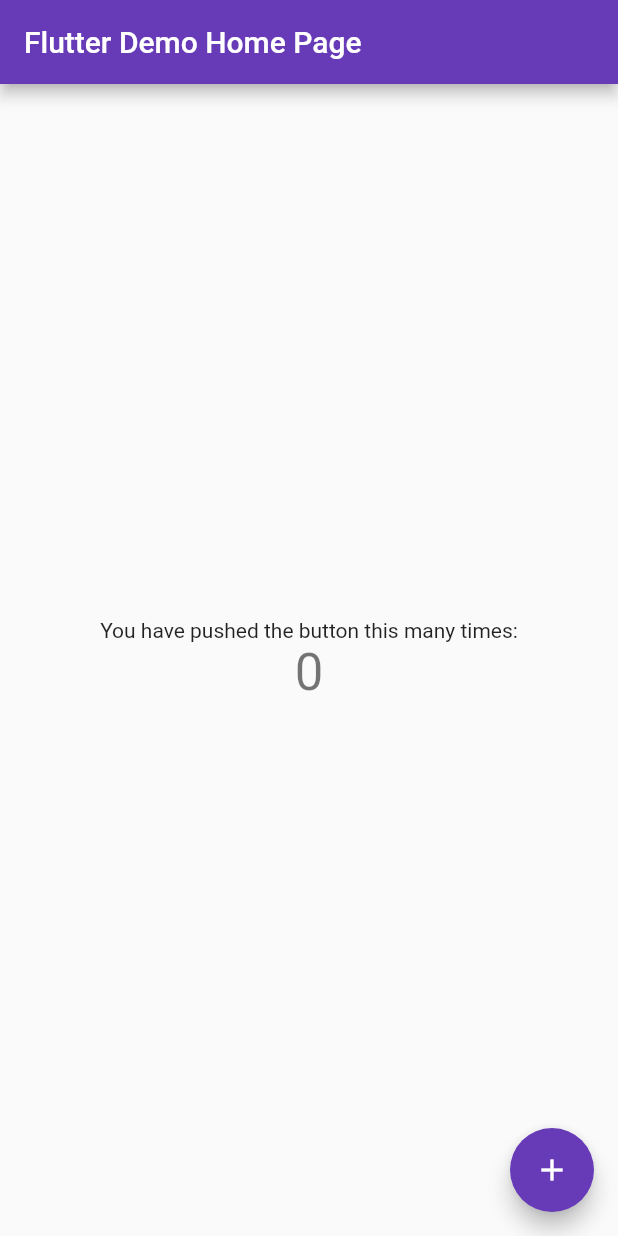
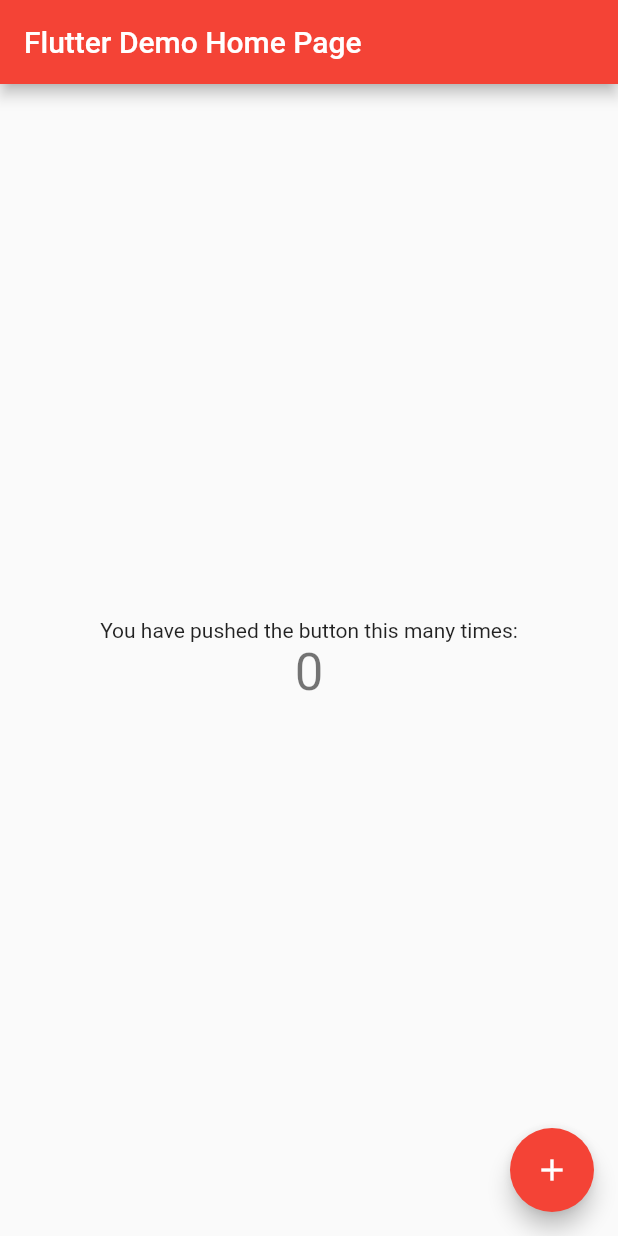
Before and after one commit to wovilon/HelloFlutter, a Flutter app: the screen it shows after launch, on a phone screen of 412 x 824 dp. Run offline on Flutter 3.47's test engine with Material 2 defaults, Android fonts, the phone set to English and light mode, and no system bars.

Commit message:
red color

```diff
--- a/lib/main.dart
+++ b/lib/main.dart
@@ -20,7 +20,7 @@ class MyApp extends StatelessWidget {
         // or simply save your changes to "hot reload" in a Flutter IDE).
         // Notice that the counter didn't reset back to zero; the application
         // is not restarted.
-        primarySwatch: Colors.deepPurple,
+        primarySwatch: Colors.red,
         // This makes the visual density adapt to the platform that you run
         // the app on. For desktop platforms, the controls will be smaller and
         // closer together (more dense) than on mobile platforms.
```
